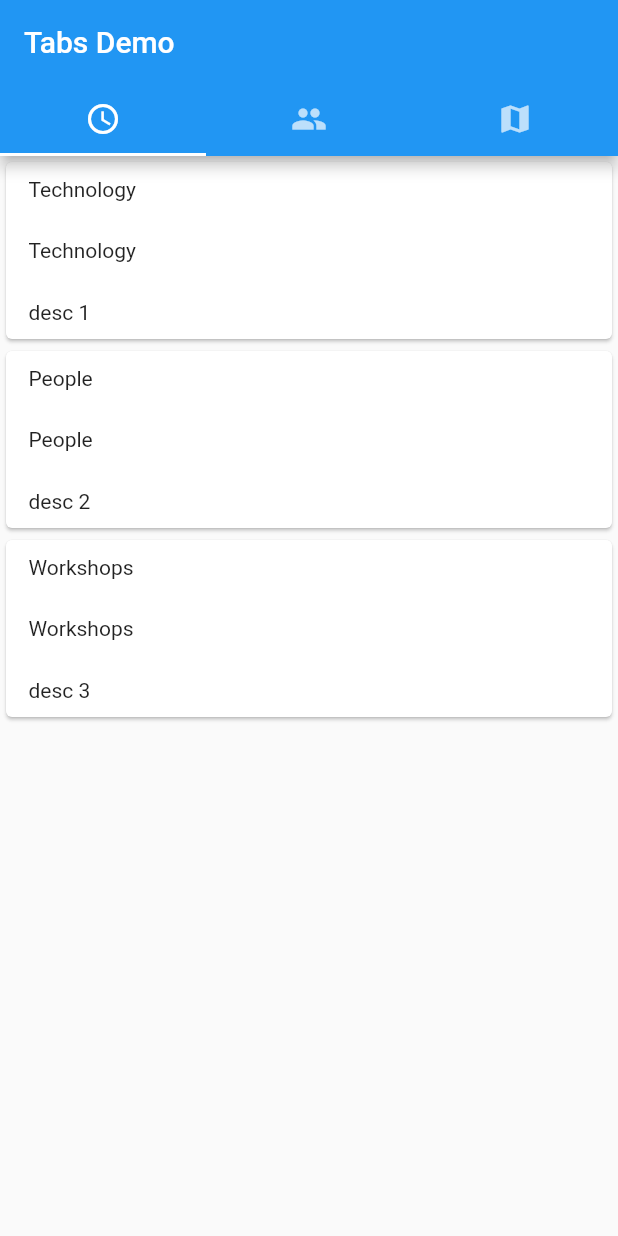
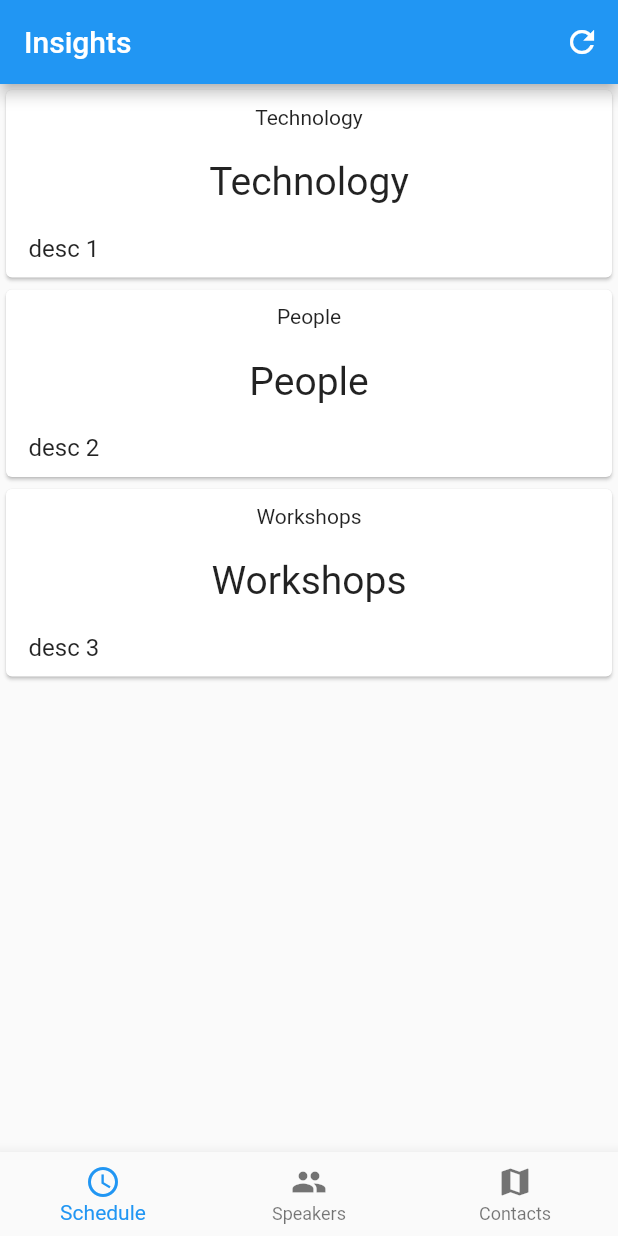
Before and after one commit to bkmza/flutter_schedule, a Flutter app: the screen it shows after launch, on a phone screen of 412 x 824 dp. Run offline on Flutter 3.47's test engine with Material 2 defaults, Android fonts, the phone set to English and light mode, and no system bars; our stand-ins replace flare_flutter, flutter_svg, sprintf.

Commit message:
scoped services

```diff
--- /dev/null
+++ b/lib/helpers/custom_route.dart
@@ -0,0 +1,18 @@
+import 'package:flutter/material.dart';
+
+class CustomRoute<T> extends MaterialPageRoute<T> {
+  CustomRoute({WidgetBuilder builder, RouteSettings settings})
+      : super(builder: builder, settings: settings);
+
+  @override
+  Widget buildTransitions(BuildContext context, Animation<double> animation,
+      Animation<double> secondaryAnimation, Widget child) {
+    if (settings.isInitialRoute) {
+      return child;
+    }
+    return FadeTransition(
+      opacity: animation,
+      child: child,
+    );
+  }
+}
--- a/lib/main.dart
+++ b/lib/main.dart
@@ -1,35 +1,49 @@
 import 'package:flutter/material.dart';
-import './pages/thread_list.dart';
+import 'package:scoped_model/scoped_model.dart';
+
+import './pages/home.dart';
+import './helpers/custom_route.dart';
+import './pages/lecture_list.dart';
+import './services/global_service.dart';
 
 void main() {
   runApp(ScheduleApp());
 }
 
-class ScheduleApp extends StatelessWidget {
+class ScheduleApp extends StatefulWidget {
+  @override
+  State<StatefulWidget> createState() {
+    // debugPaintBaselinesEnabled = true;
+    return _State();
+  }
+}
+
+class _State extends State<ScheduleApp> {
+  final GlobalService _service = GlobalService();
+
   @override
   Widget build(BuildContext context) {
-    return MaterialApp(
-      home: DefaultTabController(
-        length: 3,
-        child: Scaffold(
-          appBar: AppBar(
-            bottom: TabBar(
-              tabs: [
-                Tab(icon: Icon(Icons.schedule)),
-                Tab(icon: Icon(Icons.people)),
-                Tab(icon: Icon(Icons.map)),
-              ],
-            ),
-            title: Text('Tabs Demo'),
-          ),
-          body: TabBarView(
-            children: [
-              ThreadListPage(),
-              Icon(Icons.directions_transit),
-              Icon(Icons.directions_bike),
-            ],
-          ),
-        ),
+    return ScopedModel<GlobalService>(
+      model: _service,
+      child: MaterialApp(
+        routes: {'/': (BuildContext context) => HomePage()},
+        onGenerateRoute: (RouteSettings settings) {
+          final List<String> pathElements = settings.name.split('/');
+          if (pathElements[0] != '') {
+            return null;
+          }
+          if (pathElements[1] == 'thread') {
+            final String threadId = pathElements[2];
+            return CustomRoute<bool>(
+              builder: (BuildContext context) => LectureListPage(threadId),
+            );
+          }
+          return null;
+        },
+        onUnknownRoute: (RouteSettings settings) {
+          return MaterialPageRoute(
+              builder: (BuildContext context) => HomePage());
+        },
       ),
     );
   }
--- a/lib/models/thread_model.dart
+++ b/lib/models/thread_model.dart
@@ -1,20 +1,22 @@
 import 'package:flutter/material.dart';
 
 class ThreadModel {
+  final String id;
   final String name;
   final String description;
   final String logo;
 
   ThreadModel(
-      {@required this.name,
+      {@required this.id,
+      @required this.name,
       @required this.description,
       @required this.logo});
 
   static List<ThreadModel> generateThreads() {
     List<ThreadModel> threads = new List<ThreadModel>();
-    threads.add(ThreadModel(name: "Technology", description: "desc 1", logo: "logog 1"));
-    threads.add(ThreadModel(name: "People", description: "desc 2", logo: "logog 2"));
-    threads.add(ThreadModel(name: "Workshops", description: "desc 3", logo: "logog 3"));
+    threads.add(ThreadModel(id: "1", name: "Technology", description: "desc 1", logo: "assets/human_animation.flr"));
+    threads.add(ThreadModel(id: "2",name: "People", description: "desc 2", logo: "assets/human_animation.flr"));
+    threads.add(ThreadModel(id: "3",name: "Workshops", description: "desc 3", logo: "assets/human_animation.flr"));
     return threads;
   }
 }
--- /dev/null
+++ b/lib/pages/home.dart
@@ -0,0 +1,68 @@
+import 'package:flutter/material.dart';
+import 'package:scoped_model/scoped_model.dart';
+
+import '../pages/thread_list.dart';
+import '../pages/contacts.dart';
+import '../pages/speakers.dart';
+import '../services/global_service.dart';
+
+class HomePage extends StatefulWidget {
+  @override
+  State<StatefulWidget> createState() {
+    return _HomePageState();
+  }
+}
+
+class _HomePageState extends State<HomePage> {
+  int _currentIndex = 0;
+  final List<Widget> _children = [
+    ThreadListPage(),
+    SpeakersPage(),
+    ContactsPage()
+  ];
+
+  @override
+  Widget build(BuildContext context) {
+    return Scaffold(
+      appBar: AppBar(
+        title: Text('Insights'),
+        actions: <Widget>[
+          ScopedModelDescendant<GlobalService>(
+            builder:
+                (BuildContext context, Widget widget, GlobalService service) {
+              return IconButton(
+                icon: Icon(Icons.refresh),
+                onPressed: () => {},
+              );
+            },
+          )
+        ],
+      ),
+      body: _children[_currentIndex],
+      bottomNavigationBar: BottomNavigationBar(
+        onTap: onTabTapped,
+        currentIndex: _currentIndex,
+        items: [
+          BottomNavigationBarItem(
+            icon: new Icon(Icons.schedule),
+            title: new Text('Schedule'),
+          ),
+          BottomNavigationBarItem(
+            icon: new Icon(Icons.people),
+            title: new Text('Speakers'),
+          ),
+          BottomNavigationBarItem(
+            icon: Icon(Icons.map),
+            title: Text('Contacts'),
+          )
+        ],
+      ),
+    );
+  }
+
+  void onTabTapped(int index) {
+    setState(() {
+      _currentIndex = index;
+    });
+  }
+}
--- /dev/null
+++ b/lib/services/global_service.dart
@@ -0,0 +1,12 @@
+import 'package:scoped_model/scoped_model.dart';
+
+import './image_service.dart';
+
+class GlobalService extends Model {
+  ImageService imageServiceInstance;
+
+  ImageService get imageService {
+    if (imageServiceInstance == null) imageServiceInstance = ImageService();
+    return imageServiceInstance;
+  }
+}
--- /dev/null
+++ b/lib/services/image_service.dart
@@ -0,0 +1,11 @@
+import 'package:flutter/material.dart';
+import '../shared/global_config.dart';
+import '../widgets/ui_elements/svg_network_image.dart';
+import 'package:sprintf/sprintf.dart';
+
+class ImageService {
+  Widget getJoeschmoeAvatar(String name) {
+    return SvgNetworkImage(
+        sprintf("%s/%s", [joeschmoeAPI, name.toLowerCase()]));
+  }
+}
--- /dev/null
+++ b/lib/shared/global_config.dart
@@ -0,0 +1 @@
+final String joeschmoeAPI = "http://joeschmoe.io/api/v1";
--- a/lib/widgets/thread_card.dart
+++ b/lib/widgets/thread_card.dart
@@ -1,10 +1,26 @@
 import 'package:flutter/material.dart';
 import '../models/thread_model.dart';
+import '../widgets/ui_elements/svg_image.dart';
 
 class ThreadCard extends StatelessWidget {
   final ThreadModel threadModel;
 
   ThreadCard(this.threadModel);
+
+  Widget _buildLogoRow() {
+    return Container(
+        padding: EdgeInsets.symmetric(horizontal: 15.0, vertical: 10.0),
+        child: Row(
+          mainAxisAlignment: MainAxisAlignment.start,
+          children: <Widget>[
+            Flexible(
+              child: new Center(
+                child: Text(threadModel.name),
+              ),
+            ),
+          ],
+        ));
+  }
 
   Widget _buildTitleRow() {
     return Container(
@@ -13,20 +29,12 @@ class ThreadCard extends StatelessWidget {
           mainAxisAlignment: MainAxisAlignment.start,
           children: <Widget>[
             Flexible(
-              child: Text(threadModel.name),
-            ),
-          ],
-        ));
-  }
-
-  Widget _buildLogoRow() {
-    return Container(
-        padding: EdgeInsets.symmetric(horizontal: 15.0, vertical: 10.0),
-        child: Row(
-          mainAxisAlignment: MainAxisAlignment.start,
-          children: <Widget>[
-            Flexible(
-              child: Text(threadModel.name),
+              child: Center(
+                child: Text(
+                  threadModel.name,
+                  style: TextStyle(fontSize: 26.0),
+                ),
+              ),
             ),
           ],
         ));
@@ -37,7 +45,12 @@ class ThreadCard extends StatelessWidget {
       padding: EdgeInsets.symmetric(horizontal: 15.0, vertical: 10.0),
       child: Row(
         children: <Widget>[
-          Text(threadModel.description)
+          Center(
+            child: Text(
+              threadModel.description,
+              style: TextStyle(fontSize: 16.0),
+            ),
+          )
         ],
       ),
     );
@@ -48,14 +61,8 @@ class ThreadCard extends StatelessWidget {
     return Card(
       child: Column(
         children: <Widget>[
+          _buildLogoRow(),
           _buildTitleRow(),
-          SizedBox(
-            height: 5.0,
-          ),
-          _buildLogoRow(),
-          SizedBox(
-            height: 5.0,
-          ),
           _buildDescriptionRow(),
         ],
       ),
--- a/lib/widgets/threads.dart
+++ b/lib/widgets/threads.dart
@@ -10,7 +10,7 @@ class Threads extends StatelessWidget {
             onTap: () {
               String selectedName = threads[index].name;
               selectName(selectedName);
-              Navigator.pushNamed<bool>(context, '/names/' + selectedName)
+              Navigator.pushNamed<bool>(context, '/thread/' + selectedName)
                   .then((_) => selectName(null));
             },
             child: ThreadCard(threads[index]));
```
Also changed, not shown: lib/models/lecture_model.dart (added, +57 -0 lines), lib/pages/contacts.dart (added, +26 -0 lines), lib/pages/lecture_list.dart (added, +37 -0 lines), lib/pages/schedule_list.dart (deleted, +0 -27 lines), lib/pages/speakers.dart (added, +26 -0 lines), lib/widgets/lecture_card.dart (added, +78 -0 lines), lib/widgets/lectures.dart (added, +28 -0 lines), lib/widgets/ui_elements/flare_actor.dart (added, +14 -0 lines), lib/widgets/ui_elements/svg_image.dart (added, +20 -0 lines), lib/widgets/ui_elements/svg_network_image.dart (added, +24 -0 lines), pubspec.yaml (+8 -1 lines), 6 other files.
